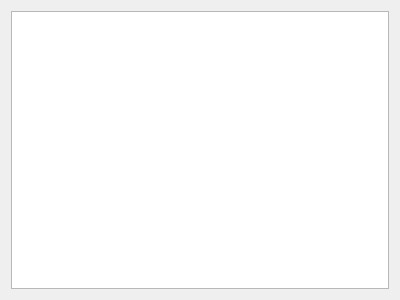
pietr26/OMSI-Tools, file OTModules/wFonts/Widgets/wdgpreview.ui: the form before one commit.
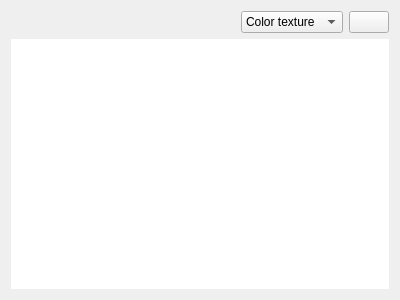
The form after the commit. Icons and pictures are not drawn.

```diff
--- a/OTModules/wFonts/Widgets/wdgpreview.ui
+++ b/OTModules/wFonts/Widgets/wdgpreview.ui
@@ -15,7 +15,79 @@
   </property>
   <layout class="QVBoxLayout" name="verticalLayout">
    <item>
-    <widget class="QListWidget" name="listWidget"/>
+    <layout class="QHBoxLayout" name="horizontalLayout_2">
+     <item>
+      <spacer name="horizontalSpacer_2">
+       <property name="orientation">
+        <enum>Qt::Horizontal</enum>
+       </property>
+       <property name="sizeHint" stdset="0">
+        <size>
+         <width>40</width>
+         <height>20</height>
+        </size>
+       </property>
+      </spacer>
+     </item>
+     <item>
+      <widget class="QComboBox" name="cobxPreviewOptions">
+       <property name="currentIndex">
+        <number>0</number>
+       </property>
+       <property name="sizeAdjustPolicy">
+        <enum>QComboBox::AdjustToContents</enum>
+       </property>
+       <item>
+        <property name="text">
+         <string>Color texture</string>
+        </property>
+       </item>
+       <item>
+        <property name="text">
+         <string>Alpha texture</string>
+        </property>
+       </item>
+      </widget>
+     </item>
+     <item>
+      <widget class="QPushButton" name="btnReloadTexPreview">
+       <property name="sizePolicy">
+        <sizepolicy hsizetype="Maximum" vsizetype="Maximum">
+         <horstretch>0</horstretch>
+         <verstretch>0</verstretch>
+        </sizepolicy>
+       </property>
+       <property name="toolTip">
+        <string>Reload texture preview</string>
+       </property>
+       <property name="text">
+        <string/>
+       </property>
+       <property name="icon">
+        <iconset theme="view-refresh"/>
+       </property>
+      </widget>
+     </item>
+    </layout>
+   </item>
+   <item>
+    <widget class="QGraphicsView" name="grvTexPreview">
+     <property name="sizePolicy">
+      <sizepolicy hsizetype="MinimumExpanding" vsizetype="MinimumExpanding">
+       <horstretch>0</horstretch>
+       <verstretch>0</verstretch>
+      </sizepolicy>
+     </property>
+     <property name="frameShape">
+      <enum>QFrame::NoFrame</enum>
+     </property>
+     <property name="frameShadow">
+      <enum>QFrame::Sunken</enum>
+     </property>
+     <property name="renderHints">
+      <set>QPainter::Antialiasing|QPainter::LosslessImageRendering|QPainter::SmoothPixmapTransform|QPainter::TextAntialiasing</set>
+     </property>
+    </widget>
    </item>
   </layout>
  </widget>
```
